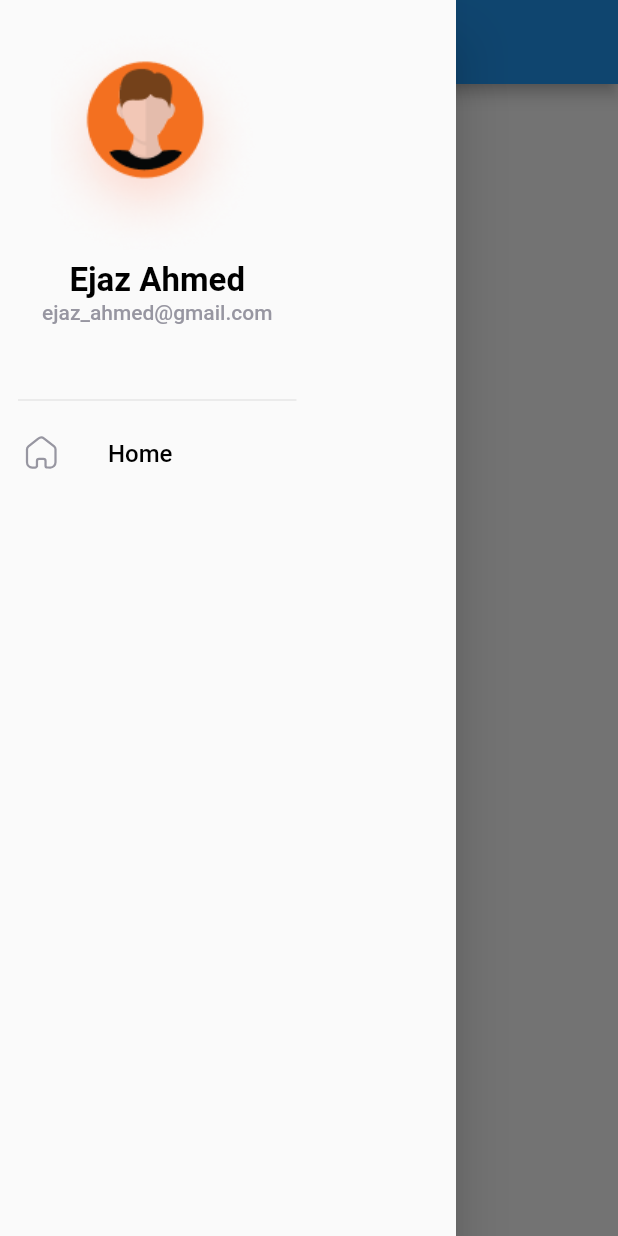
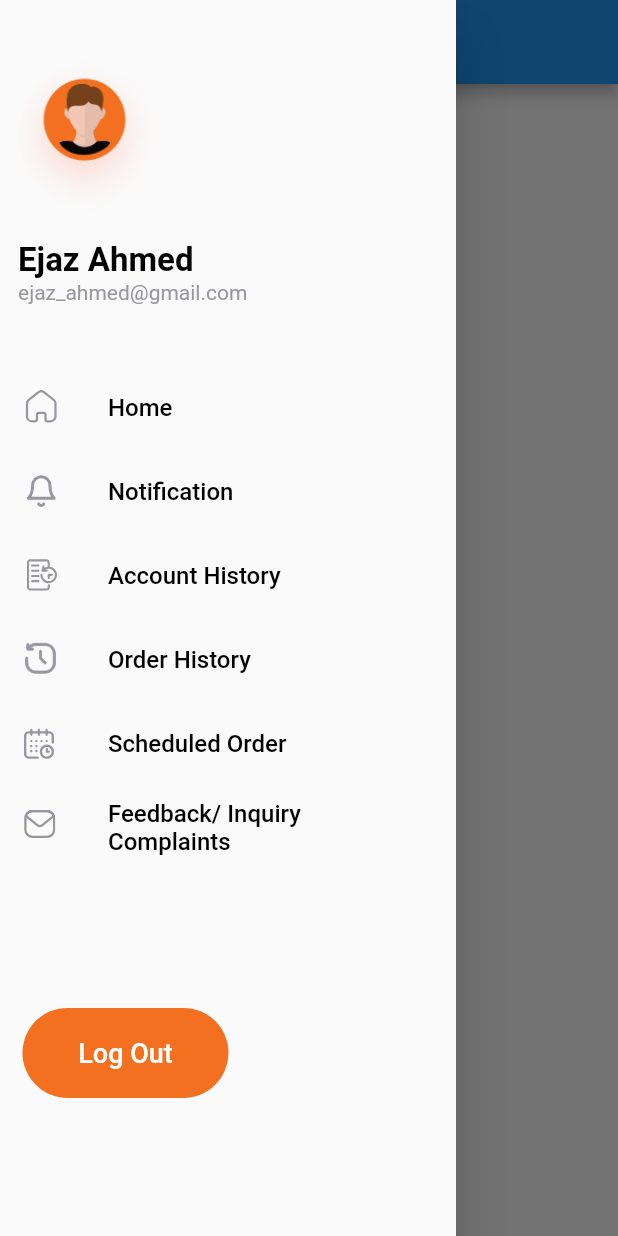
Before and after one commit to KhubaibJamal/arcana, a Flutter app: the HomeScreen screen opened by its route, with the side drawer open, on a phone screen of 412 x 824 dp. Run offline on Flutter 3.47's test engine with Material 2 defaults, Android fonts, the phone set to English and light mode, and no system bars; our stand-ins replace flutter_svg.

Commit message:
drawer UI

```diff
--- a/lib/main.dart
+++ b/lib/main.dart
@@ -1,4 +1,5 @@
 import 'package:agha_steel/route.dart';
+import 'package:agha_steel/screens/home/home_screen.dart';
 import 'package:agha_steel/screens/splash/splash_screen.dart';
 import 'package:flutter/material.dart';
 
@@ -15,7 +16,7 @@ class MyApp extends StatelessWidget {
       debugShowCheckedModeBanner: false,
       title: 'Agha Steel',
       theme: ThemeData(),
-      initialRoute: SplashScreen.routeName,
+      initialRoute: HomeScreen.routeName,
       routes: routes,
     );
   }
--- /dev/null
+++ b/lib/screens/home/component/home_drawer.dart
@@ -0,0 +1,161 @@
+import 'package:agha_steel/component/default_button.dart';
+import 'package:agha_steel/screens/home/home_screen.dart';
+import 'package:flutter/material.dart';
+import 'package:flutter_svg/svg.dart';
+import '../../../const.dart';
+
+class HomeDrawer extends StatelessWidget {
+  const HomeDrawer({
+    super.key,
+    required this.height,
+    required this.width,
+  });
+
+  final double height;
+  final double width;
+
+  @override
+  Widget build(BuildContext context) {
+    return Drawer(
+      child: SafeArea(
+        child: Column(
+          crossAxisAlignment: CrossAxisAlignment.start,
+          children: [
+            const UserInfo(),
+            SizedBox(height: height * 0.05),
+            Expanded(
+              child: Column(
+                crossAxisAlignment: CrossAxisAlignment.start,
+                children: [
+                  ListTile(
+                    onTap: () {
+                      Navigator.pushNamed(context, HomeScreen.routeName);
+                    },
+                    title: const Text(
+                      "Home",
+                      style: TextStyle(
+                        color: kTextColor,
+                        fontSize: 16,
+                      ),
+                    ),
+                    leading: SvgPicture.asset('assets/icons/home.svg'),
+                  ),
+                  ListTile(
+                    title: const Text(
+                      "Notification",
+                      style: TextStyle(
+                        color: kTextColor,
+                        fontSize: 16,
+                      ),
+                    ),
+                    leading: SvgPicture.asset('assets/icons/bell.svg'),
+                  ),
+                  ListTile(
+                    title: const Text(
+                      "Account History",
+                      style: TextStyle(
+                        color: kTextColor,
+                        fontSize: 16,
+                      ),
+                    ),
+                    leading:
+                        SvgPicture.asset('assets/icons/account history.svg'),
+                  ),
+                  ListTile(
+                    title: const Text(
+                      "Order History",
+                      style: TextStyle(
+                        color: kTextColor,
+                        fontSize: 16,
+                      ),
+                    ),
+                    leading: SvgPicture.asset('assets/icons/order history.svg'),
+                  ),
+                  ListTile(
+                    title: const Text(
+                      "Scheduled Order",
+                      style: TextStyle(
+                        color: kTextColor,
+                        fontSize: 16,
+                      ),
+                    ),
+                    leading: SvgPicture.asset('assets/icons/calender.svg'),
+                  ),
+                  ListTile(
+                    title: const Text(
+                      "Feedback/ Inquiry\nComplaints",
+                      style: TextStyle(
+                        color: kTextColor,
+                        fontSize: 16,
+                      ),
+                    ),
+                    leading: SvgPicture.asset('assets/icons/mail.svg'),
+                  ),
+                  const Spacer(),
+                  Padding(
+                    padding: const EdgeInsets.only(left: 15.0),
+                    child: SizedBox(
+                      width: width / 3,
+                      height: 60,
+                      child: DefaultButton(
+                        text: "Log Out",
+                        textColor: Colors.white,
+                        press: () {},
+                      ),
+                    ),
+                  ),
+                  const Spacer(),
+                ],
+              ),
+            ),
+          ],
+        ),
+      ),
+    );
+  }
+}
+
+class UserInfo extends StatelessWidget {
+  const UserInfo({
+    super.key,
+  });
+
+  @override
+  Widget build(BuildContext context) {
+    return const AspectRatio(
+      aspectRatio: 1.5,
+      child: Padding(
+        padding: EdgeInsets.only(left: 12.0),
+        child: Column(
+          crossAxisAlignment: CrossAxisAlignment.start,
+          mainAxisAlignment: MainAxisAlignment.spaceAround,
+          children: [
+            Spacer(
+              flex: 2,
+            ),
+            CircleAvatar(
+              radius: 50,
+              backgroundColor: Colors.transparent,
+              backgroundImage: AssetImage('assets/images/profile.png'),
+            ),
+            Spacer(),
+            Text(
+              "Ejaz Ahmed",
+              style: TextStyle(
+                color: kTextColor,
+                fontSize: 22,
+                fontWeight: FontWeight.bold,
+              ),
+            ),
+            Text(
+              "ejaz_ahmed@gmail.com",
+              style: TextStyle(
+                color: kSecondaryTextColor,
+              ),
+            ),
+          ],
+        ),
+      ),
+    );
+  }
+}
--- a/lib/screens/home/home_screen.dart
+++ b/lib/screens/home/home_screen.dart
@@ -1,87 +1,19 @@
-import 'package:agha_steel/const.dart';
 import 'package:agha_steel/screens/home/component/body.dart';
 import 'package:flutter/material.dart';
-import 'package:flutter_svg/flutter_svg.dart';
+
+import 'component/home_drawer.dart';
 
 class HomeScreen extends StatelessWidget {
   static String routeName = "/home";
 
   @override
   Widget build(BuildContext context) {
+    double height = MediaQuery.of(context).size.height;
+    double width = MediaQuery.of(context).size.width;
     return Scaffold(
       appBar: AppBar(),
       body: const Body(),
-      drawer: Drawer(
-        child: SafeArea(
-          child: Column(
-            crossAxisAlignment: CrossAxisAlignment.start,
-            children: [
-              Expanded(
-                child: Padding(
-                  padding: const EdgeInsets.only(left: 12.0),
-                  child: DrawerHeader(
-                    child: Column(
-                      // crossAxisAlignment: CrossAxisAlignment.start,
-                      // mainAxisAlignment: MainAxisAlignment.start,
-                      children: [
-                        Image.asset('assets/images/profile.png'),
-                        const Text(
-                          "Ejaz Ahmed",
-                          style: TextStyle(
-                            color: kTextColor,
-                            fontSize: 22,
-                            fontWeight: FontWeight.bold,
-                          ),
-                        ),
-                        const Text(
-                          "ejaz_ahmed@gmail.com",
-                          style: TextStyle(
-                            color: kSecondaryTextColor,
-                          ),
-                        ),
-                      ],
-                    ),
-                  ),
-                ),
-              ),
-              Expanded(
-                flex: 2,
-                child: Column(
-                  children: [
-                    ListTile(
-                      title: const Text(
-                        "Home",
-                        style: TextStyle(
-                          color: kTextColor,
-                          fontSize: 16,
-                        ),
-                      ),
-                      leading: SvgPicture.asset('assets/icons/home.svg'),
-                    ),
-                    // Row(
-                    //   mainAxisAlignment: MainAxisAlignment.spaceEvenly,
-                    //   children: [
-                    //     const SizedBox(width: 10),
-                    //     SvgPicture.asset('assets/icons/home.svg'),
-                    //     const SizedBox(width: 10),
-                    //     const Expanded(
-                    //       child: Text(
-                    //         "Home",
-                    //         style: TextStyle(
-                    //           color: kTextColor,
-                    //           fontSize: 16,
-                    //         ),
-                    //       ),
-                    //     ),
-                    //   ],
-                    // ),
-                  ],
-                ),
-              ),
-            ],
-          ),
-        ),
-      ),
+      drawer: HomeDrawer(height: height, width: width),
     );
   }
 }
```
Also changed, not shown: assets/icons/logout.svg (added).
